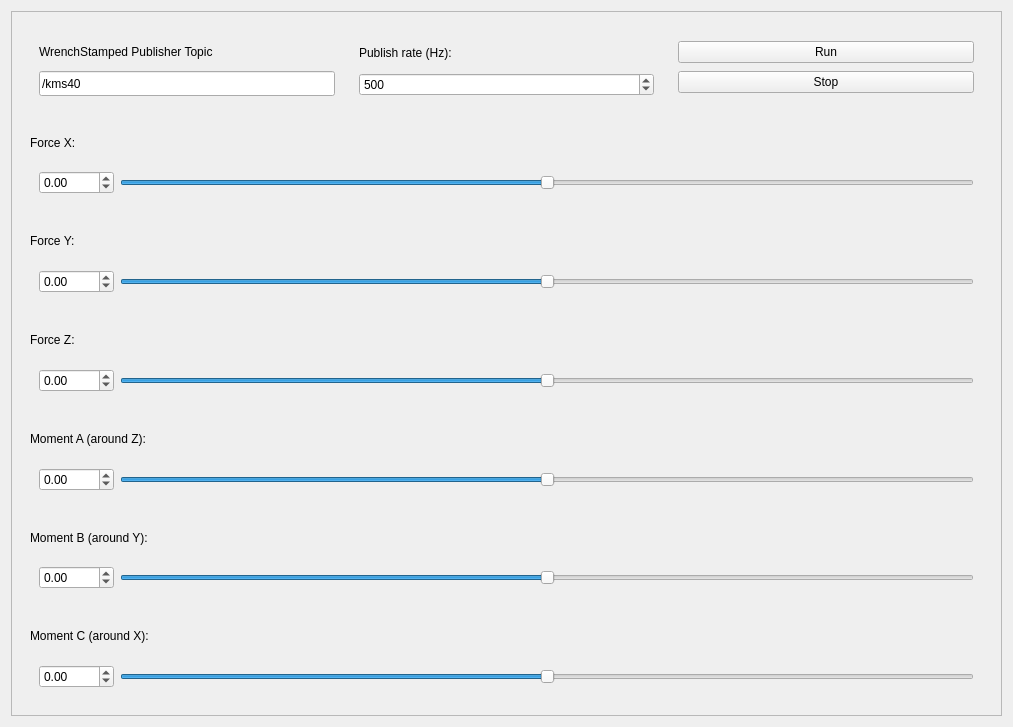
Before: the Qt Designer form ipa325_kms40_emulator/src/ipa325_kms40_emulator/ipa325_kms40_emulator.ui in ipa320/weiss_kms40, drawn with Qt 5.
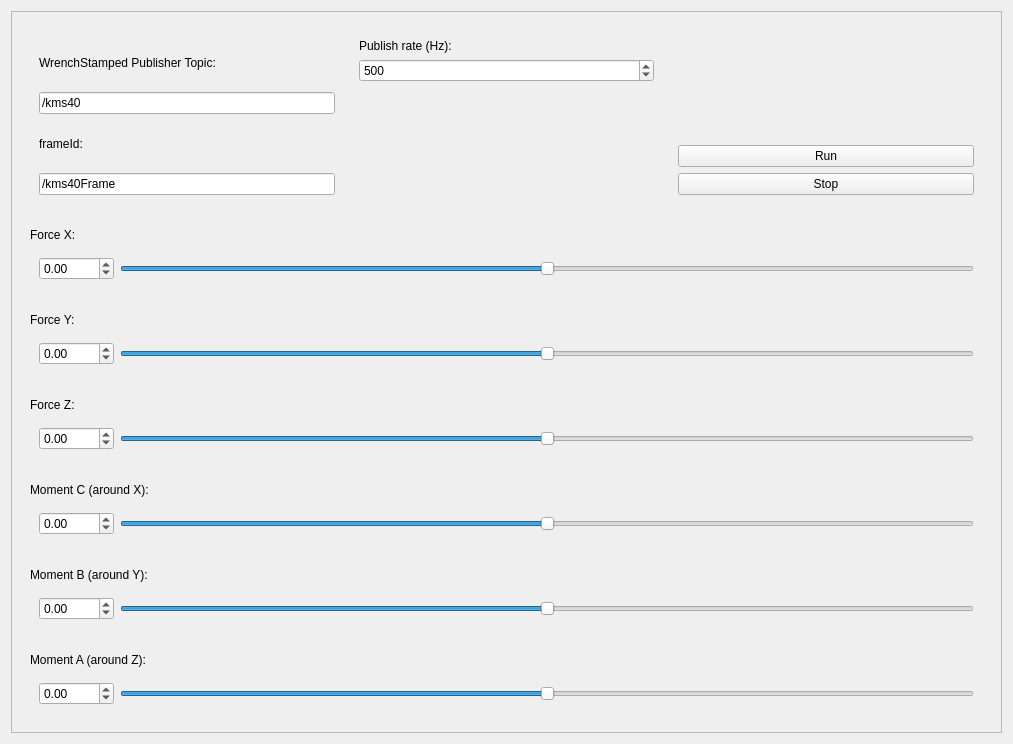
After: the same form once the commit is applied.

Commit message: Emulator up and running: rqt->ipa325_kms40_emulator

The edit to the form file:
```diff
--- a/ipa325_kms40_emulator/src/ipa325_kms40_emulator/ipa325_kms40_emulator.ui
+++ b/ipa325_kms40_emulator/src/ipa325_kms40_emulator/ipa325_kms40_emulator.ui
@@ -7,7 +7,7 @@
     <x>0</x>
     <y>0</y>
     <width>1013</width>
-    <height>727</height>
+    <height>744</height>
    </rect>
   </property>
   <property name="windowTitle">
@@ -32,14 +32,14 @@
             <item>
              <widget class="QLabel" name="label">
               <property name="text">
-               <string>WrenchStamped Publisher Topic</string>
+               <string>WrenchStamped Publisher Topic:</string>
               </property>
              </widget>
             </item>
             <item>
              <widget class="QLineEdit" name="lineEdit_topic">
               <property name="sizePolicy">
-               <sizepolicy hsizetype="Preferred" vsizetype="Preferred">
+               <sizepolicy hsizetype="Preferred" vsizetype="Fixed">
                 <horstretch>0</horstretch>
                 <verstretch>0</verstretch>
                </sizepolicy>
@@ -49,6 +49,26 @@
               </property>
              </widget>
             </item>
+            <item>
+             <widget class="QLabel" name="label_9">
+              <property name="text">
+               <string>frameId:</string>
+              </property>
+             </widget>
+            </item>
+            <item>
+             <widget class="QLineEdit" name="lineEdit_frameId">
+              <property name="sizePolicy">
+               <sizepolicy hsizetype="Preferred" vsizetype="Fixed">
+                <horstretch>0</horstretch>
+                <verstretch>0</verstretch>
+               </sizepolicy>
+              </property>
+              <property name="text">
+               <string>/kms40Frame</string>
+              </property>
+             </widget>
+            </item>
            </layout>
           </widget>
          </item>
@@ -72,12 +92,38 @@
               </property>
              </widget>
             </item>
+            <item>
+             <spacer name="verticalSpacer">
+              <property name="orientation">
+               <enum>Qt::Vertical</enum>
+              </property>
+              <property name="sizeHint" stdset="0">
+               <size>
+                <width>20</width>
+                <height>40</height>
+               </size>
+              </property>
+             </spacer>
+            </item>
            </layout>
           </widget>
          </item>
          <item>
           <widget class="QWidget" name="widget_14" native="true">
            <layout class="QVBoxLayout" name="verticalLayout_10">
+            <item>
+             <spacer name="verticalSpacer_2">
+              <property name="orientation">
+               <enum>Qt::Vertical</enum>
+              </property>
+              <property name="sizeHint" stdset="0">
+               <size>
+                <width>20</width>
+                <height>40</height>
+               </size>
+              </property>
+             </spacer>
+            </item>
             <item>
              <widget class="QPushButton" name="pushButton_run">
               <property name="text">
@@ -233,96 +279,6 @@
         </layout>
        </widget>
       </item>
-      <item>
-       <widget class="QWidget" name="widget_7" native="true">
-        <layout class="QVBoxLayout" name="verticalLayout_5">
-         <item>
-          <widget class="QLabel" name="label_5">
-           <property name="text">
-            <string>Moment A (around Z):</string>
-           </property>
-          </widget>
-         </item>
-         <item>
-          <widget class="QWidget" name="widget_8" native="true">
-           <layout class="QHBoxLayout" name="horizontalLayout_4">
-            <item>
-             <widget class="QDoubleSpinBox" name="doubleSpinBox_forceA">
-              <property name="minimum">
-               <double>-1000.000000000000000</double>
-              </property>
-              <property name="maximum">
-               <double>1000.000000000000000</double>
-              </property>
-              <property name="singleStep">
-               <double>0.100000000000000</double>
-              </property>
-             </widget>
-            </item>
-            <item>
-             <widget class="QSlider" name="horizontalSlider_forceA">
-              <property name="minimum">
-               <number>-1000</number>
-              </property>
-              <property name="maximum">
-               <number>1000</number>
-              </property>
-              <property name="orientation">
-               <enum>Qt::Horizontal</enum>
-              </property>
-             </widget>
-            </item>
-           </layout>
-          </widget>
-         </item>
-        </layout>
-       </widget>
-      </item>
-      <item>
-       <widget class="QWidget" name="widget_11" native="true">
-        <layout class="QVBoxLayout" name="verticalLayout_7">
-         <item>
-          <widget class="QLabel" name="label_7">
-           <property name="text">
-            <string>Moment B (around Y):</string>
-           </property>
-          </widget>
-         </item>
-         <item>
-          <widget class="QWidget" name="widget_12" native="true">
-           <layout class="QHBoxLayout" name="horizontalLayout_6">
-            <item>
-             <widget class="QDoubleSpinBox" name="doubleSpinBox_forceB">
-              <property name="minimum">
-               <double>-1000.000000000000000</double>
-              </property>
-              <property name="maximum">
-               <double>1000.000000000000000</double>
-              </property>
-              <property name="singleStep">
-               <double>0.100000000000000</double>
-              </property>
-             </widget>
-            </item>
-            <item>
-             <widget class="QSlider" name="horizontalSlider_forceB">
-              <property name="minimum">
-               <number>-1000</number>
-              </property>
-              <property name="maximum">
-               <number>1000</number>
-              </property>
-              <property name="orientation">
-               <enum>Qt::Horizontal</enum>
-              </property>
-             </widget>
-            </item>
-           </layout>
-          </widget>
-         </item>
-        </layout>
-       </widget>
-      </item>
       <item>
        <widget class="QWidget" name="widget_9" native="true">
         <layout class="QVBoxLayout" name="verticalLayout_6">
@@ -368,6 +324,96 @@
         </layout>
        </widget>
       </item>
+      <item>
+       <widget class="QWidget" name="widget_11" native="true">
+        <layout class="QVBoxLayout" name="verticalLayout_7">
+         <item>
+          <widget class="QLabel" name="label_7">
+           <property name="text">
+            <string>Moment B (around Y):</string>
+           </property>
+          </widget>
+         </item>
+         <item>
+          <widget class="QWidget" name="widget_12" native="true">
+           <layout class="QHBoxLayout" name="horizontalLayout_6">
+            <item>
+             <widget class="QDoubleSpinBox" name="doubleSpinBox_forceB">
+              <property name="minimum">
+               <double>-1000.000000000000000</double>
+              </property>
+              <property name="maximum">
+               <double>1000.000000000000000</double>
+              </property>
+              <property name="singleStep">
+               <double>0.100000000000000</double>
+              </property>
+             </widget>
+            </item>
+            <item>
+             <widget class="QSlider" name="horizontalSlider_forceB">
+              <property name="minimum">
+               <number>-1000</number>
+              </property>
+              <property name="maximum">
+               <number>1000</number>
+              </property>
+              <property name="orientation">
+               <enum>Qt::Horizontal</enum>
+              </property>
+             </widget>
+            </item>
+           </layout>
+          </widget>
+         </item>
+        </layout>
+       </widget>
+      </item>
+      <item>
+       <widget class="QWidget" name="widget_7" native="true">
+        <layout class="QVBoxLayout" name="verticalLayout_5">
+         <item>
+          <widget class="QLabel" name="label_5">
+           <property name="text">
+            <string>Moment A (around Z):</string>
+           </property>
+          </widget>
+         </item>
+         <item>
+          <widget class="QWidget" name="widget_8" native="true">
+           <layout class="QHBoxLayout" name="horizontalLayout_4">
+            <item>
+             <widget class="QDoubleSpinBox" name="doubleSpinBox_forceA">
+              <property name="minimum">
+               <double>-1000.000000000000000</double>
+              </property>
+              <property name="maximum">
+               <double>1000.000000000000000</double>
+              </property>
+              <property name="singleStep">
+               <double>0.100000000000000</double>
+              </property>
+             </widget>
+            </item>
+            <item>
+             <widget class="QSlider" name="horizontalSlider_forceA">
+              <property name="minimum">
+               <number>-1000</number>
+              </property>
+              <property name="maximum">
+               <number>1000</number>
+              </property>
+              <property name="orientation">
+               <enum>Qt::Horizontal</enum>
+              </property>
+             </widget>
+            </item>
+           </layout>
+          </widget>
+         </item>
+        </layout>
+       </widget>
+      </item>
      </layout>
     </widget>
    </item>
```
The commit also changes 2 other files.
